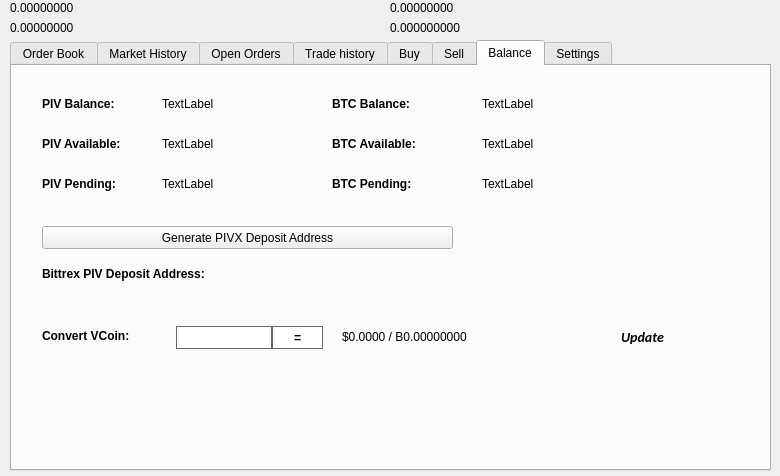
Above: src/qt/forms/tradingdialog.ui from zaka-coin/PIVX before the change. Below: the same form after it.
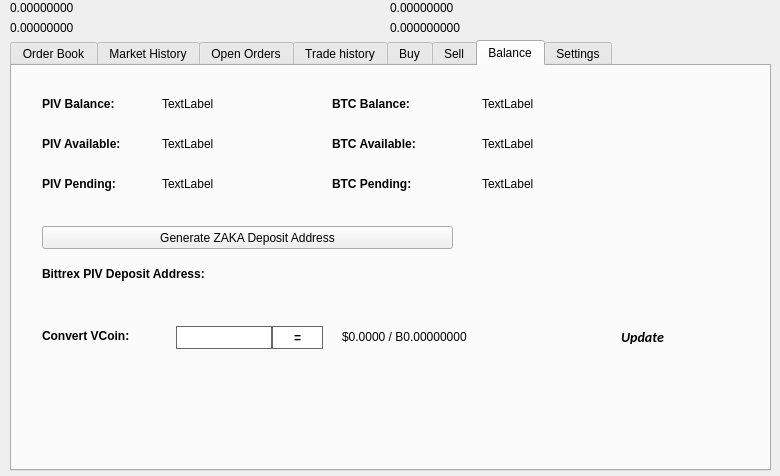
That is the form after the change. The open tabs and pages were chosen to show the change. Icons and pictures are not drawn.

Commit message: --UI string changes for qt.

The edit to the form file:
```diff
--- a/src/qt/forms/tradingdialog.ui
+++ b/src/qt/forms/tradingdialog.ui
@@ -2941,7 +2941,7 @@
       </rect>
      </property>
      <property name="text">
-      <string>Generate PIVX Deposit Address</string>
+      <string>Generate ZAKA Deposit Address</string>
      </property>
      <property name="icon">
       <iconset resource="../zaka.qrc">
```
The commit also changes 2 other files.
